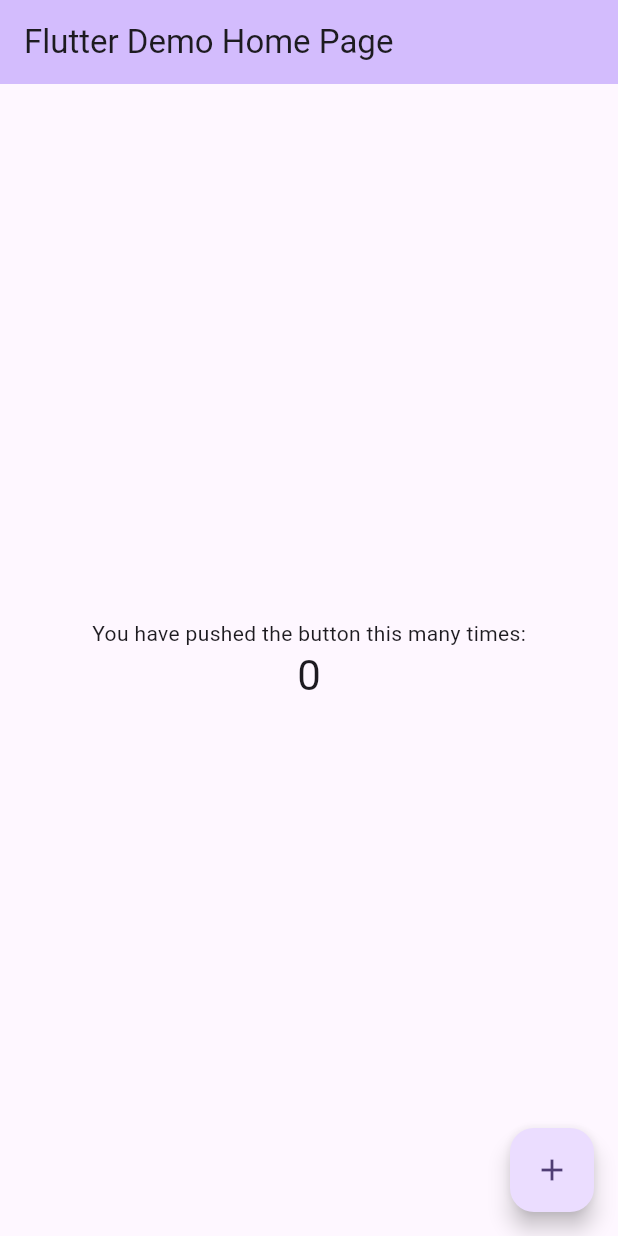
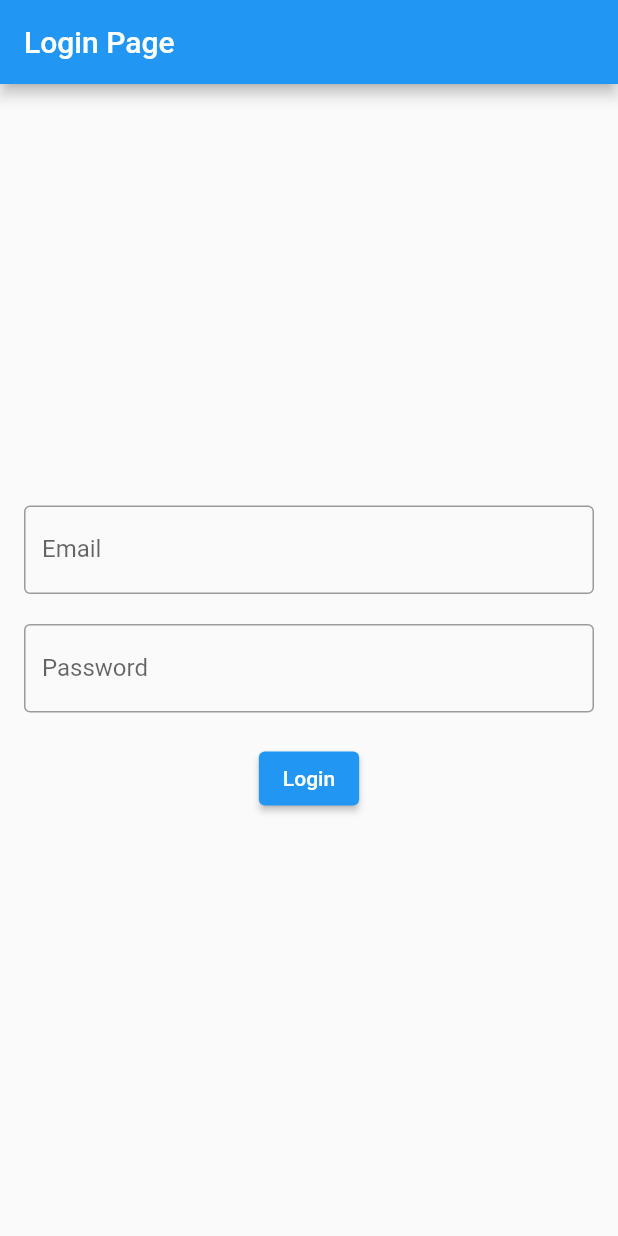
Before and after one commit to andhanuprakoso/tugas3, a Flutter app: the screen it shows after launch, on a phone screen of 412 x 824 dp. Run offline on Flutter 3.47's test engine with Material 2 defaults, Android fonts, the phone set to English and light mode, and no system bars; our stand-ins replace shared_preferences.

Commit message:
first commit

```diff
--- a/lib/login_page.dart
+++ b/lib/login_page.dart
@@ -0,0 +1,86 @@
+import 'package:flutter/material.dart';
+import 'package:shared_preferences/shared_preferences.dart';
+import 'package:tugas3/home.dart';
+
+class LoginPage extends StatefulWidget {
+  const LoginPage({Key? key}) : super(key: key);
+
+  @override
+  _LoginPageState createState() => _LoginPageState();
+}
+
+class _LoginPageState extends State<LoginPage> {
+  final TextEditingController _emailController = TextEditingController();
+  final TextEditingController _passwordController = TextEditingController();
+
+  // Inisialisasi Shared Preferences
+  SharedPreferences? _prefs;
+
+  @override
+  void initState() {
+    super.initState();
+    _initPrefs();
+  }
+
+  void _initPrefs() async {
+    _prefs = await SharedPreferences.getInstance();
+  }
+
+  @override
+  Widget build(BuildContext context) {
+    return Scaffold(
+      appBar: AppBar(
+        title: Text('Login Page'),
+          backgroundColor: Colors.blue,
+      ),
+      body: Center(
+        child: Padding(
+          padding: const EdgeInsets.all(16.0),
+          child: Column(
+            mainAxisAlignment: MainAxisAlignment.center,
+            children: <Widget>[
+              TextField(
+                controller: _emailController,
+                decoration: InputDecoration(
+                  labelText: 'Email',
+                  border: OutlineInputBorder(),
+                ),
+              ),
+              SizedBox(height: 20.0),
+              TextField(
+                controller: _passwordController,
+                obscureText: true,
+                decoration: InputDecoration(
+                    labelText: 'Password', border: OutlineInputBorder()),
+              ),
+              SizedBox(height: 20.0),
+              ElevatedButton(
+                onPressed: () {
+                  String email = _emailController.text;
+                  String password = _passwordController.text;
+
+                  if (email == 'apa@gmail.com' && password == 'apa') {
+                    _prefs?.setString('email', email);
+                    _prefs?.setString('password', password);
+
+                    Navigator.pushReplacement(
+                      context,
+                      MaterialPageRoute(builder: (context) => HomePage()),
+                    );
+                  } else {
+                    ScaffoldMessenger.of(context).showSnackBar(SnackBar(
+                        content: Text('Login gagal. Silakan coba lagi.')));
+                  }
+                },
+                 style: ElevatedButton.styleFrom(
+    primary: Colors.blue,
+  ),
+                child: Text('Login'),
+              ),
+            ],
+          ),
+        ),
+      ),
+    );
+  }
+}
--- a/lib/main.dart
+++ b/lib/main.dart
@@ -1,125 +1,19 @@
 import 'package:flutter/material.dart';
+import 'package:tugas3/login_page.dart';
 
-void main() {
+
+void main(){
   runApp(const MyApp());
 }
 
-class MyApp extends StatelessWidget {
+class MyApp extends StatelessWidget{
   const MyApp({super.key});
 
-  // This widget is the root of your application.
   @override
-  Widget build(BuildContext context) {
-    return MaterialApp(
-      title: 'Flutter Demo',
-      theme: ThemeData(
-        // This is the theme of your application.
-        //
-        // TRY THIS: Try running your application with "flutter run". You'll see
-        // the application has a blue toolbar. Then, without quitting the app,
-        // try changing the seedColor in the colorScheme below to Colors.green
-        // and then invoke "hot reload" (save your changes or press the "hot
-        // reload" button in a Flutter-supported IDE, or press "r" if you used
-        // the command line to start the app).
-        //
-        // Notice that the counter didn't reset back to zero; the application
-        // state is not lost during the reload. To reset the state, use hot
-        // restart instead.
-        //
-        // This works for code too, not just values: Most code changes can be
-        // tested with just a hot reload.
-        colorScheme: ColorScheme.fromSeed(seedColor: Colors.deepPurple),
-        useMaterial3: true,
-      ),
-      home: const MyHomePage(title: 'Flutter Demo Home Page'),
+  Widget build(BuildContext context){
+    return const MaterialApp(
+      title: 'Flutter Menu',
+      home:LoginPage(),
     );
   }
 }
-
-class MyHomePage extends StatefulWidget {
-  const MyHomePage({super.key, required this.title});
-
-  // This widget is the home page of your application. It is stateful, meaning
-  // that it has a State object (defined below) that contains fields that affect
-  // how it looks.
-
-  // This class is the configuration for the state. It holds the values (in this
-  // case the title) provided by the parent (in this case the App widget) and
-  // used by the build method of the State. Fields in a Widget subclass are
-  // always marked "final".
-
-  final String title;
-
-  @override
-  State<MyHomePage> createState() => _MyHomePageState();
-}
-
-class _MyHomePageState extends State<MyHomePage> {
-  int _counter = 0;
-
-  void _incrementCounter() {
-    setState(() {
-      // This call to setState tells the Flutter framework that something has
-      // changed in this State, which causes it to rerun the build method below
-      // so that the display can reflect the updated values. If we changed
-      // _counter without calling setState(), then the build method would not be
-      // called again, and so nothing would appear to happen.
-      _counter++;
-    });
-  }
-
-  @override
-  Widget build(BuildContext context) {
-    // This method is rerun every time setState is called, for instance as done
-    // by the _incrementCounter method above.
-    //
-    // The Flutter framework has been optimized to make rerunning build methods
-    // fast, so that you can just rebuild anything that needs updating rather
-    // than having to individually change instances of widgets.
-    return Scaffold(
-      appBar: AppBar(
-        // TRY THIS: Try changing the color here to a specific color (to
-        // Colors.amber, perhaps?) and trigger a hot reload to see the AppBar
-        // change color while the other colors stay the same.
-        backgroundColor: Theme.of(context).colorScheme.inversePrimary,
-        // Here we take the value from the MyHomePage object that was created by
-        // the App.build method, and use it to set our appbar title.
-        title: Text(widget.title),
-      ),
-      body: Center(
-        // Center is a layout widget. It takes a single child and positions it
-        // in the middle of the parent.
-        child: Column(
-          // Column is also a layout widget. It takes a list of children and
-          // arranges them vertically. By default, it sizes itself to fit its
-          // children horizontally, and tries to be as tall as its parent.
-          //
-          // Column has various properties to control how it sizes itself and
-          // how it positions its children. Here we use mainAxisAlignment to
-          // center the children vertically; the main axis here is the vertical
-          // axis because Columns are vertical (the cross axis would be
-          // horizontal).
-          //
-          // TRY THIS: Invoke "debug painting" (choose the "Toggle Debug Paint"
-          // action in the IDE, or press "p" in the console), to see the
-          // wireframe for each widget.
-          mainAxisAlignment: MainAxisAlignment.center,
-          children: <Widget>[
-            const Text(
-              'You have pushed the button this many times:',
-            ),
-            Text(
-              '$_counter',
-              style: Theme.of(context).textTheme.headlineMedium,
-            ),
-          ],
-        ),
-      ),
-      floatingActionButton: FloatingActionButton(
-        onPressed: _incrementCounter,
-        tooltip: 'Increment',
-        child: const Icon(Icons.add),
-      ), // This trailing comma makes auto-formatting nicer for build methods.
-    );
-  }
-}
```
Also changed, not shown: lib/about_page.dart (+29 -0 lines), lib/contact.dart (+42 -0 lines), lib/home.dart (+30 -0 lines), lib/logout.dart (+44 -0 lines), lib/side_menu.dart (+75 -0 lines), 2 other files.
